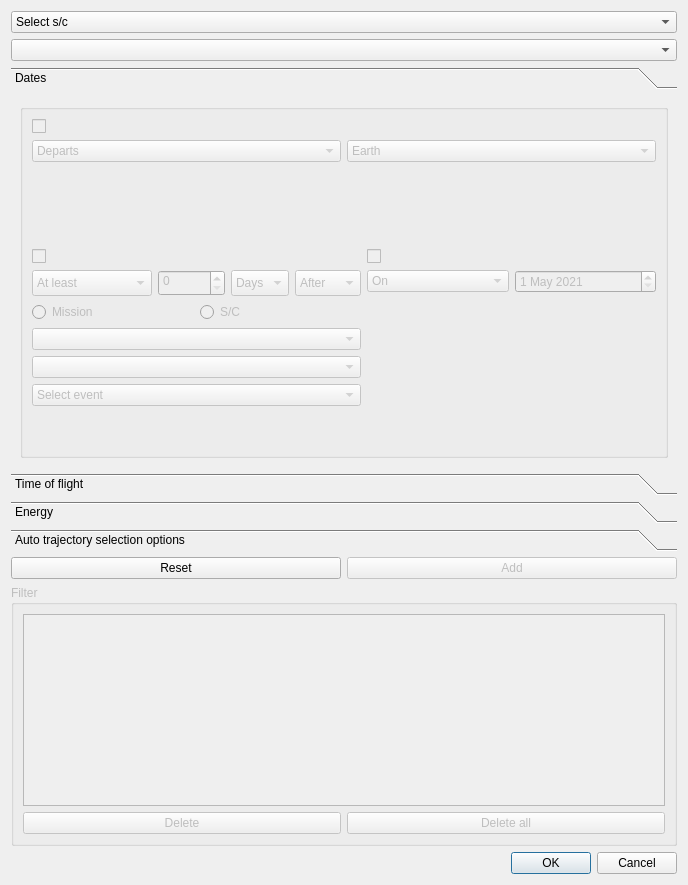
This is src/sonet_pcp_filter_qt.ui in jorialand/sonet_tfm_horia as Qt 5 draws it before an edit. The edited form follows.
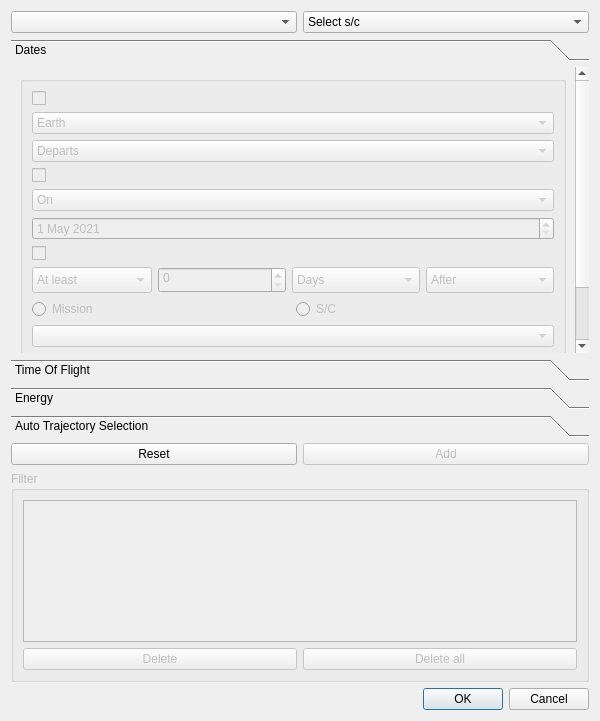
This is the edited form. The open tabs and pages were chosen to show the change.

The edit to the form file:
```diff
--- a/src/sonet_pcp_filter_qt.ui
+++ b/src/sonet_pcp_filter_qt.ui
@@ -9,8 +9,8 @@
    <rect>
     <x>0</x>
     <y>0</y>
-    <width>688</width>
-    <height>885</height>
+    <width>600</width>
+    <height>721</height>
    </rect>
   </property>
   <property name="sizePolicy">
@@ -22,7 +22,7 @@
   <property name="minimumSize">
    <size>
     <width>0</width>
-    <height>700</height>
+    <height>0</height>
    </size>
   </property>
   <property name="windowTitle">
@@ -33,7 +33,10 @@
   </property>
   <layout class="QVBoxLayout" name="verticalLayout_2">
    <item>
-    <layout class="QVBoxLayout" name="verticalLayout_10">
+    <layout class="QHBoxLayout" name="horizontalLayout_3">
+     <item>
+      <widget class="QComboBox" name="select_trip"/>
+     </item>
      <item>
       <widget class="QComboBox" name="select_spacecraft">
        <property name="enabled">
@@ -46,9 +49,6 @@
        </item>
       </widget>
      </item>
-     <item>
-      <widget class="QComboBox" name="select_trip"/>
-     </item>
     </layout>
    </item>
    <item>
@@ -61,8 +61,8 @@
        <rect>
         <x>0</x>
         <y>0</y>
-        <width>649</width>
-        <height>338</height>
+        <width>576</width>
+        <height>482</height>
        </rect>
       </property>
       <attribute name="label">
@@ -103,30 +103,7 @@
              </widget>
             </item>
             <item>
-             <layout class="QHBoxLayout" name="horizontalLayout_7">
-              <item>
-               <widget class="QComboBox" name="combo_dept_arriv">
-                <property name="enabled">
-                 <bool>false</bool>
-                </property>
-                <property name="sizePolicy">
-                 <sizepolicy hsizetype="MinimumExpanding" vsizetype="Fixed">
-                  <horstretch>0</horstretch>
-                  <verstretch>0</verstretch>
-                 </sizepolicy>
-                </property>
-                <item>
-                 <property name="text">
-                  <string>Departs</string>
-                 </property>
-                </item>
-                <item>
-                 <property name="text">
-                  <string>Arrives</string>
-                 </property>
-                </item>
-               </widget>
-              </item>
+             <layout class="QVBoxLayout" name="verticalLayout_14">
               <item>
                <widget class="QComboBox" name="combo_planet">
                 <property name="enabled">
@@ -150,6 +127,29 @@
                 </item>
                </widget>
               </item>
+              <item>
+               <widget class="QComboBox" name="combo_dept_arriv">
+                <property name="enabled">
+                 <bool>false</bool>
+                </property>
+                <property name="sizePolicy">
+                 <sizepolicy hsizetype="MinimumExpanding" vsizetype="Fixed">
+                  <horstretch>0</horstretch>
+                  <verstretch>0</verstretch>
+                 </sizepolicy>
+                </property>
+                <item>
+                 <property name="text">
+                  <string>Departs</string>
+                 </property>
+                </item>
+                <item>
+                 <property name="text">
+                  <string>Arrives</string>
+                 </property>
+                </item>
+               </widget>
+              </item>
              </layout>
             </item>
             <item>
@@ -169,10 +169,121 @@
              </spacer>
             </item>
             <item>
-             <layout class="QHBoxLayout" name="horizontalLayout_3">
+             <layout class="QVBoxLayout" name="verticalLayout_12">
               <property name="sizeConstraint">
                <enum>QLayout::SetMinimumSize</enum>
               </property>
+              <item>
+               <layout class="QVBoxLayout" name="verticalLayout_7">
+                <property name="sizeConstraint">
+                 <enum>QLayout::SetMinimumSize</enum>
+                </property>
+                <item>
+                 <widget class="QCheckBox" name="cb_dates_2">
+                  <property name="enabled">
+                   <bool>false</bool>
+                  </property>
+                  <property name="cursor">
+                   <cursorShape>PointingHandCursor</cursorShape>
+                  </property>
+                  <property name="text">
+                   <string/>
+                  </property>
+                 </widget>
+                </item>
+                <item>
+                 <layout class="QVBoxLayout" name="verticalLayout_13">
+                  <item>
+                   <widget class="QComboBox" name="combo_when_2">
+                    <property name="enabled">
+                     <bool>false</bool>
+                    </property>
+                    <property name="sizePolicy">
+                     <sizepolicy hsizetype="MinimumExpanding" vsizetype="Fixed">
+                      <horstretch>0</horstretch>
+                      <verstretch>0</verstretch>
+                     </sizepolicy>
+                    </property>
+                    <item>
+                     <property name="text">
+                      <string>On</string>
+                     </property>
+                    </item>
+                    <item>
+                     <property name="text">
+                      <string>Before</string>
+                     </property>
+                    </item>
+                    <item>
+                     <property name="text">
+                      <string>After</string>
+                     </property>
+                    </item>
+                   </widget>
+                  </item>
+                  <item>
+                   <widget class="QDateEdit" name="dateEdit">
+                    <property name="enabled">
+                     <bool>false</bool>
+                    </property>
+                    <property name="sizePolicy">
+                     <sizepolicy hsizetype="MinimumExpanding" vsizetype="Fixed">
+                      <horstretch>0</horstretch>
+                      <verstretch>0</verstretch>
+                     </sizepolicy>
+                    </property>
+                    <property name="minimumDate">
+                     <date>
+                      <year>2020</year>
+                      <month>1</month>
+                      <day>1</day>
+                     </date>
+                    </property>
+                    <property name="date">
+                     <date>
+                      <year>2021</year>
+                      <month>5</month>
+                      <day>1</day>
+                     </date>
+                    </property>
+                   </widget>
+                  </item>
+                 </layout>
+                </item>
+               </layout>
+              </item>
+              <item>
+               <spacer name="verticalSpacer">
+                <property name="enabled">
+                 <bool>false</bool>
+                </property>
+                <property name="orientation">
+                 <enum>Qt::Vertical</enum>
+                </property>
+                <property name="sizeHint" stdset="0">
+                 <size>
+                  <width>20</width>
+                  <height>40</height>
+                 </size>
+                </property>
+               </spacer>
+              </item>
+              <item>
+               <spacer name="verticalSpacer_2">
+                <property name="enabled">
+                 <bool>false</bool>
+                </property>
+                <property name="orientation">
+                 <enum>Qt::Vertical</enum>
+                </property>
+                <property name="sizeHint" stdset="0">
+                 <size>
+                  <width>20</width>
+                  <height>40</height>
+                 </size>
+                </property>
+               </spacer>
+              </item>
               <item>
                <layout class="QVBoxLayout" name="verticalLayout_3">
                 <property name="sizeConstraint">
@@ -384,117 +495,6 @@
                   </item>
                  </widget>
                 </item>
-                <item>
-                 <spacer name="verticalSpacer">
-                  <property name="enabled">
-                   <bool>false</bool>
-                  </property>
-                  <property name="orientation">
-                   <enum>Qt::Vertical</enum>
-                  </property>
-                  <property name="sizeHint" stdset="0">
-                   <size>
-                    <width>20</width>
-                    <height>40</height>
-                   </size>
-                  </property>
-                 </spacer>
-                </item>
-               </layout>
-              </item>
-              <item>
-               <layout class="QVBoxLayout" name="verticalLayout_7">
-                <property name="sizeConstraint">
-                 <enum>QLayout::SetMinimumSize</enum>
-                </property>
-                <item>
-                 <widget class="QCheckBox" name="cb_dates_2">
-                  <property name="enabled">
-                   <bool>false</bool>
-                  </property>
-                  <property name="cursor">
-                   <cursorShape>PointingHandCursor</cursorShape>
-                  </property>
-                  <property name="text">
-                   <string/>
-                  </property>
-                 </widget>
-                </item>
-                <item>
-                 <layout class="QHBoxLayout" name="horizontalLayout_8">
-                  <item>
-                   <widget class="QComboBox" name="combo_when_2">
-                    <property name="enabled">
-                     <bool>false</bool>
-                    </property>
-                    <property name="sizePolicy">
-                     <sizepolicy hsizetype="MinimumExpanding" vsizetype="Fixed">
-                      <horstretch>0</horstretch>
-                      <verstretch>0</verstretch>
-                     </sizepolicy>
-                    </property>
-                    <item>
-                     <property name="text">
-                      <string>On</string>
-                     </property>
-                    </item>
-                    <item>
-                     <property name="text">
-                      <string>Before</string>
-                     </property>
-                    </item>
-                    <item>
-                     <property name="text">
-                      <string>After</string>
-                     </property>
-                    </item>
-                   </widget>
-                  </item>
-                  <item>
-                   <widget class="QDateEdit" name="dateEdit">
-                    <property name="enabled">
-                     <bool>false</bool>
-                    </property>
-                    <property name="sizePolicy">
-                     <sizepolicy hsizetype="MinimumExpanding" vsizetype="Fixed">
-                      <horstretch>0</horstretch>
-                      <verstretch>0</verstretch>
-                     </sizepolicy>
-                    </property>
-                    <property name="minimumDate">
-                     <date>
-                      <year>2020</year>
-                      <month>1</month>
-                      <day>1</day>
-                     </date>
-                    </property>
-                    <property name="date">
-                     <date>
-                      <year>2021</year>
-                      <month>5</month>
-                      <day>1</day>
-                     </date>
-                    </property>
-                   </widget>
-                  </item>
-                 </layout>
-                </item>
-                <item>
-                 <spacer name="verticalSpacer_2">
-                  <property name="enabled">
-                   <bool>false</bool>
-                  </property>
-                  <property name="orientation">
-                   <enum>Qt::Vertical</enum>
-                  </property>
-                  <property name="sizeHint" stdset="0">
-                   <size>
-                    <width>20</width>
-                    <height>40</height>
-                   </size>
-                  </property>
-                 </spacer>
-                </item>
                </layout>
               </item>
              </layout>
@@ -516,7 +516,7 @@
        </rect>
       </property>
       <attribute name="label">
-       <string>Time of flight</string>
+       <string>Time Of Flight</string>
       </attribute>
       <layout class="QVBoxLayout" name="verticalLayout_5">
        <item>
@@ -576,7 +576,7 @@
            </spacer>
           </item>
           <item row="1" column="1">
-           <layout class="QHBoxLayout" name="horizontalLayout">
+           <layout class="QVBoxLayout" name="verticalLayout_10">
             <property name="sizeConstraint">
              <enum>QLayout::SetMinimumSize</enum>
             </property>
@@ -848,7 +848,7 @@
        </rect>
       </property>
       <attribute name="label">
-       <string>Auto trajectory selection options</string>
+       <string>Auto Trajectory Selection</string>
       </attribute>
       <layout class="QVBoxLayout" name="verticalLayout_8">
        <item>
```
Left out of the diff: 104 changed lines with no effect on the pictures.
